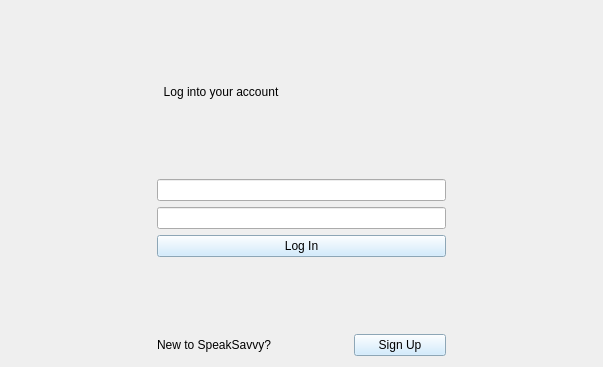
Above: loginwidget.ui from sinfillo/SpeakSavvy before the change. Below: the same form after it.
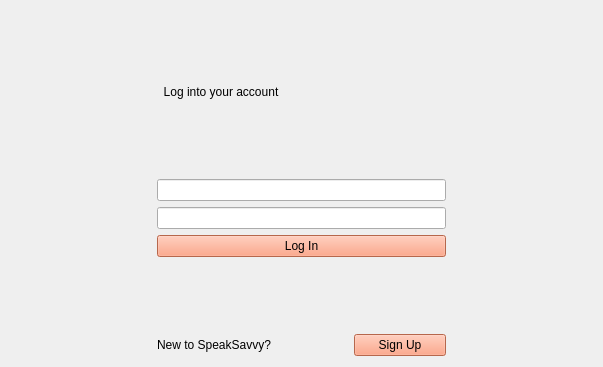
That is the form after the change.

What changed in the file:
```diff
--- a/loginwidget.ui
+++ b/loginwidget.ui
@@ -6,7 +6,7 @@
    <rect>
     <x>0</x>
     <y>0</y>
-    <width>508</width>
+    <width>584</width>
     <height>367</height>
    </rect>
   </property>
@@ -199,7 +199,7 @@
    <item row="9" column="3">
     <widget class="QPushButton" name="pushButton_2">
      <property name="styleSheet">
-      <string notr="true">background-color: rgb(198, 232, 255);
+      <string notr="true">background-color: rgb(255, 144, 106);
 font: 14pt &quot;Monaco&quot;; </string>
      </property>
      <property name="text">
@@ -211,7 +211,7 @@
     <widget class="QPushButton" name="pushButton">
      <property name="styleSheet">
       <string notr="true">font: 13pt &quot;Monaco&quot;;
-background-color: rgb(198, 232, 255);</string>
+background-color: rgb(255, 144, 106);</string>
      </property>
      <property name="text">
       <string>Log In</string>
```
